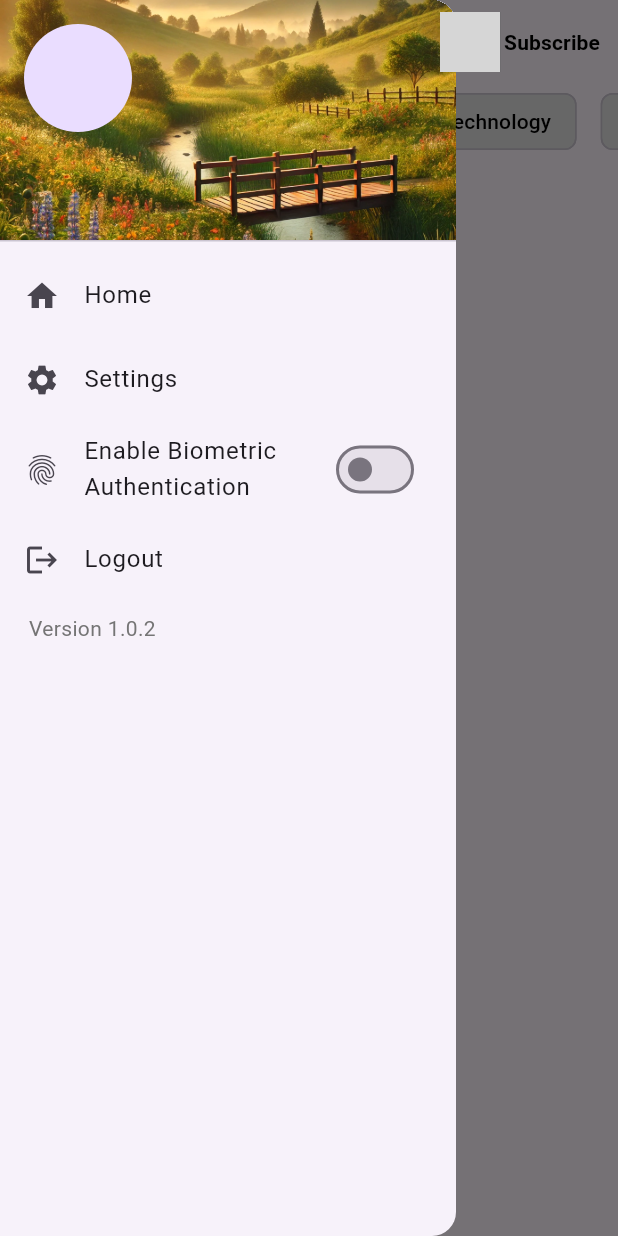
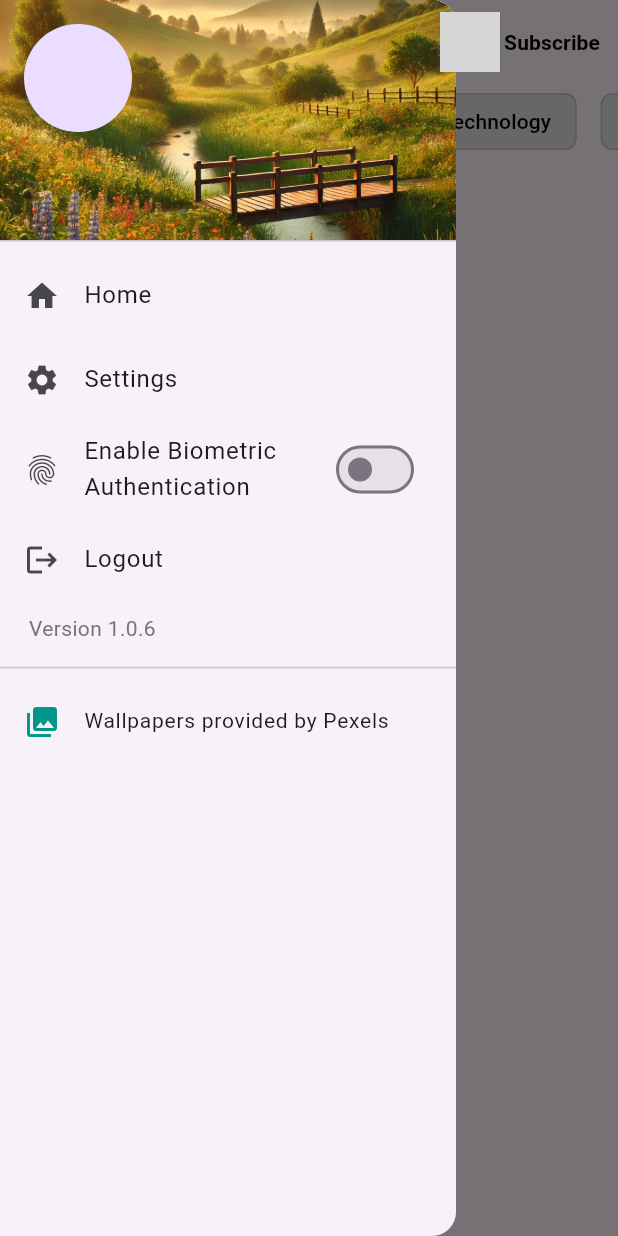
Before and after one commit to Updesh413/ai_wallpaper, a Flutter app: the HomeScreen screen opened directly with empty values, in the side drawer, after a tap on "Home", on a phone screen of 412 x 824 dp. Run offline on Flutter 3.47's test engine with Material 3 defaults, Android fonts, the phone set to English and light mode, and no system bars; our stand-ins replace cached_network_image, cloud_firestore, connectivity_plus, dio, firebase_auth, firebase_core and 12 more; missing offline and left inert: flutter_wallpaper_manager, in_app_update; accounts and stored records are empty; network calls fail; grey boxes are pictures that could not be loaded.

Commit message:
feat: Update Android configurations and dependencies
- Updated `google-services.json` to include a new client ID and certificate hash.
- Modified `AndroidManifest.xml` to add intent filters for processing text and launching HTTPS URLs.
- Upgraded Gradle wrapper to version 8.9 and increased network timeout.
- Removed unused files: `wallpaper_model.dart`, `ai_wallpaper_screen.dart`, `subscription_screen.dart`, `category_list.dart`, and `wallpaper_tile.dart`.
- Refactored `home_screen.dart` to utilize a new `Wallpaper` model, enhancing wallpaper data handling.
- Added credits for Pexels in the custom drawer.
- Integrated `url_launcher` package for external URL handling across platforms.
- Updated `pubspec.yaml` to reflect the new version and added `url_launcher` dependency.

```diff
--- /dev/null
+++ b/lib/models/wallpaper.dart
@@ -0,0 +1,19 @@
+class Wallpaper {
+  final String imageUrl;
+  final String photographerName;
+  final String photographerUrl;
+
+  Wallpaper({
+    required this.imageUrl,
+    required this.photographerName,
+    required this.photographerUrl,
+  });
+
+  factory Wallpaper.fromJson(Map<String, dynamic> json) {
+    return Wallpaper(
+      imageUrl: json['src']['large'],
+      photographerName: json['photographer'],
+      photographerUrl: json['photographer_url'],
+    );
+  }
+}
--- a/lib/services/pexels_service.dart
+++ b/lib/services/pexels_service.dart
@@ -2,10 +2,12 @@ import 'dart:convert';
 import 'package:http/http.dart' as http;
 import 'package:flutter_dotenv/flutter_dotenv.dart';
 
+import '../models/wallpaper.dart';
+
 class PexelsService {
   final String apiKey = dotenv.env['PEXELS_API'] ?? '';
 
-  Future<List<String>> fetchWallpapers(String category, int page) async {
+  Future<List<Wallpaper>> fetchWallpapers(String category, int page) async {
     final query = Uri.encodeComponent(category);
     final url = Uri.parse(
         'https://api.pexels.com/v1/search?query=$query&per_page=20&page=$page');
@@ -14,8 +16,9 @@ class PexelsService {
 
     if (response.statusCode == 200) {
       final data = json.decode(response.body);
-      return List<String>.from(
-          data['photos'].map((photo) => photo['src']['large']));
+      return List<Wallpaper>.from(
+        data['photos'].map((photo) => Wallpaper.fromJson(photo)),
+      );
     } else {
       throw Exception('Failed to load wallpapers: ${response.body}');
     }
--- a/lib/widgets/custom_drawer.dart
+++ b/lib/widgets/custom_drawer.dart
@@ -243,6 +243,31 @@ class _CustomDrawerState extends State<CustomDrawer> {
               style: TextStyle(color: Colors.grey[600]),
             ),
           ),
+          Divider(),
+          ListTile(
+            leading: Icon(Icons.photo_library, color: Colors.teal),
+            title: Text(
+              'Wallpapers provided by Pexels',
+              style: TextStyle(fontSize: 14),
+            ),
+            onTap: () {
+              // Optionally open Pexels website on tap
+              showDialog(
+                context: context,
+                builder: (context) => AlertDialog(
+                  title: Text('Credits'),
+                  content: Text(
+                      'Images and wallpapers in this app are powered by Pexels (https://www.pexels.com).'),
+                  actions: [
+                    TextButton(
+                      onPressed: () => Navigator.pop(context),
+                      child: Text('Close'),
+                    ),
+                  ],
+                ),
+              );
+            },
+          ),
         ],
       ),
     );
--- a/pubspec.yaml
+++ b/pubspec.yaml
@@ -16,7 +16,7 @@ publish_to: "none" # Remove this line if you wish to publish to pub.dev
 # https://developer.apple.com/library/archive/documentation/General/Reference/InfoPlistKeyReference/Articles/CoreFoundationKeys.html
 # In Windows, build-name is used as the major, minor, and patch parts
 # of the product and file versions while build-number is used as the build suffix.
-version: 1.0.2+3
+version: 1.0.6+7
 
 environment:
   sdk: ^3.5.3
@@ -61,6 +61,7 @@ dependencies:
   in_app_update: ^4.2.3
   firebase_messaging: ^15.2.7
   flutter_local_notifications: ^19.3.0
+  url_launcher: ^6.3.2
 
 flutter_launcher_icons:
   android: true
```
Also changed, not shown: lib/screens/home_screen.dart (+61 -8 lines), lib/models/wallpaper_model.dart (deleted), lib/screens/ai_wallpaper_screen.dart (deleted), lib/screens/subscription_screen.dart (deleted), lib/widgets/category_list.dart (deleted), lib/widgets/wallpaper_tile.dart (deleted), pubspec.lock, 16 other files.
